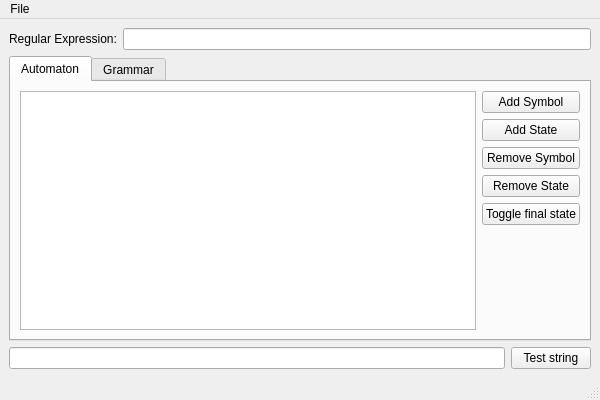
matheuspb/simone, file ui/main_window.ui: the form before one commit.
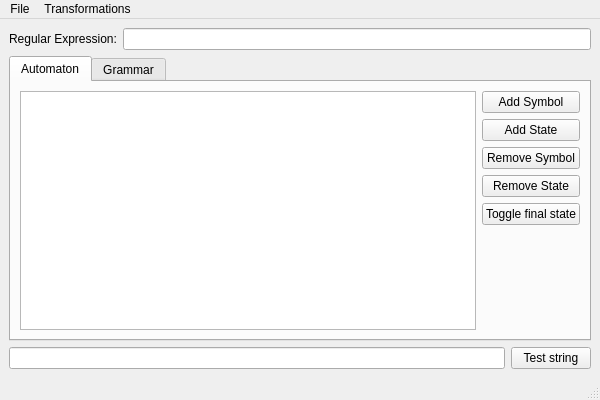
The form after the commit.

What changed in the file:
```diff
--- a/ui/main_window.ui
+++ b/ui/main_window.ui
@@ -194,7 +194,16 @@
     <addaction name="actionOpen"/>
     <addaction name="actionSave"/>
    </widget>
+   <widget class="QMenu" name="menuMinimize">
+    <property name="title">
+     <string>Transformations</string>
+    </property>
+    <addaction name="actionRemove_unreachable_states"/>
+    <addaction name="actionRemove_dead_states"/>
+    <addaction name="actionMerge_equivalent_states"/>
+   </widget>
    <addaction name="menuFile"/>
+   <addaction name="menuMinimize"/>
   </widget>
   <widget class="QStatusBar" name="statusbar"/>
   <action name="actionOpen">
```
Left out of the diff: 15 changed lines with no effect on the pictures.
